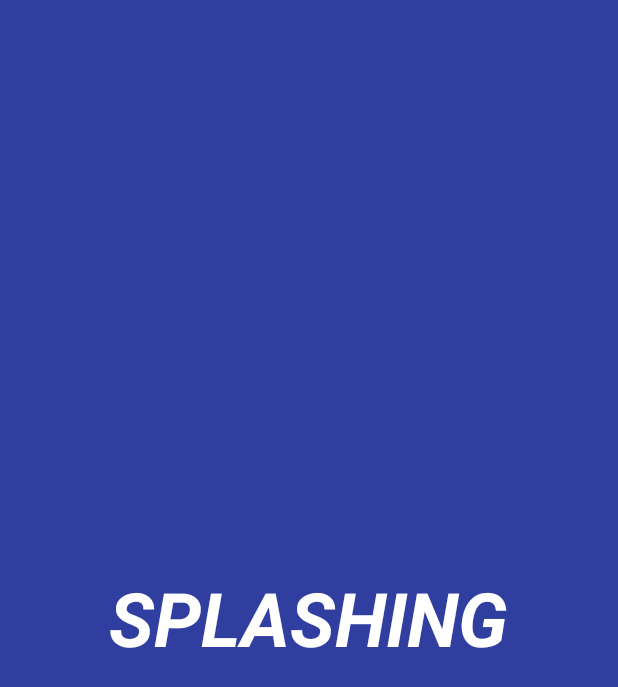
After one commit to GroupSeven/Food, an Android app: the SplashActivity screen opened directly, with no data from a screen before it, on a phone screen of 412 x 824 dp. The commit adds this screen. Shown: the top 687 px of the screen. Run offline under Robolectric (Android 15) with nearby library versions, the phone set to English and light mode, and no system bars; 1 statement that could not run was skipped.

Commit message:
splash screen

```diff
--- a/app/src/main/AndroidManifest.xml
+++ b/app/src/main/AndroidManifest.xml
@@ -17,6 +17,14 @@
         android:label="@string/app_name"
         android:supportsRtl="true"
         android:theme="@style/AppTheme">
+        <activity android:name=".activity.SplashActivity">
+            <intent-filter>
+                <action android:name="android.intent.action.MAIN" />
+
+                <category android:name="android.intent.category.LAUNCHER" />
+            </intent-filter>
+        </activity>
+
         <activity android:name=".activity.home.MainActivity">
             <intent-filter>
                 <action android:name="android.intent.action.MAIN" />
@@ -39,7 +47,8 @@
 
         <activity
             android:name=".activity.MapsActivity"
-            android:label="@string/title_activity_maps"></activity>
+            android:label="@string/title_activity_maps" />
+
     </application>
 
 </manifest>
--- /dev/null
+++ b/app/src/main/java/com/example/hoang/myapplication/activity/SplashActivity.java
@@ -0,0 +1,48 @@
+package com.example.hoang.myapplication.activity;
+
+import android.app.Activity;
+import android.content.Intent;
+import android.os.AsyncTask;
+import android.os.Bundle;
+import android.view.Window;
+import android.view.WindowManager;
+
+import com.example.hoang.myapplication.R;
+import com.example.hoang.myapplication.activity.home.MainActivity;
+
+public class SplashActivity extends Activity {
+    private static final int SPLASH_SHOW_TIME = 1000;
+
+    @Override protected void onCreate(Bundle savedInstanceState) {
+        super.onCreate(savedInstanceState);
+        this.requestWindowFeature(Window.FEATURE_NO_TITLE);
+        this.getWindow().setFlags(WindowManager.LayoutParams.FLAG_FULLSCREEN, WindowManager.LayoutParams.FLAG_FULLSCREEN);
+        setContentView(R.layout.activity_splash);
+        new BackgroundSplashTask().execute();
+    }
+
+    private class BackgroundSplashTask extends AsyncTask<Void, Void, Void> {
+
+        @Override
+        protected void onPreExecute(){
+            super.onPreExecute();
+        }
+
+        @Override
+        protected Void doInBackground(Void... arg0) {
+            try {
+                Thread.sleep(SPLASH_SHOW_TIME);
+            } catch (InterruptedException e) {
+                e.printStackTrace();
+            } return null;
+        }
+
+        @Override
+        protected void onPostExecute(Void result) {
+            super.onPostExecute(result);
+            Intent i = new Intent(SplashActivity.this, MainActivity.class);
+            startActivity(i); finish();
+        }
+
+    }
+}
--- a/app/src/main/java/com/example/hoang/myapplication/adapter/FoodAdapter.java
+++ b/app/src/main/java/com/example/hoang/myapplication/adapter/FoodAdapter.java
@@ -11,7 +11,7 @@ import android.widget.Toast;
 
 import com.bumptech.glide.Glide;
 import com.example.hoang.myapplication.R;
-import com.example.hoang.myapplication.model.element.Food;
+import com.example.hoang.myapplication.model.Food;
 
 import java.util.List;
 
--- a/app/src/main/java/com/example/hoang/myapplication/helper/DataFoodDetail.java
+++ b/app/src/main/java/com/example/hoang/myapplication/helper/DataFoodDetail.java
@@ -2,7 +2,7 @@ package com.example.hoang.myapplication.helper;
 
 import android.util.Log;
 
-import com.example.hoang.myapplication.model.element.Food;
+import com.example.hoang.myapplication.model.Food;
 
 import java.util.ArrayList;
 import java.util.List;
--- a/app/src/main/java/com/example/hoang/myapplication/model/element/CustommerUser.java
+++ b/app/src/main/java/com/example/hoang/myapplication/model/CustommerUser.java
@@ -1,4 +1,4 @@
-package com.example.hoang.myapplication.model.element;
+package com.example.hoang.myapplication.model;
 
 /**
  * Created by hoang on 11/14/16.
--- a/app/src/main/java/com/example/hoang/myapplication/model/element/Food.java
+++ b/app/src/main/java/com/example/hoang/myapplication/model/Food.java
@@ -1,4 +1,4 @@
-package com.example.hoang.myapplication.model.element;
+package com.example.hoang.myapplication.model;
 
 /**
  * Created by hoang on 11/13/16.
--- a/app/src/main/java/com/example/hoang/myapplication/model/element/ShipperUser.java
+++ b/app/src/main/java/com/example/hoang/myapplication/model/ShipperUser.java
@@ -1,4 +1,4 @@
-package com.example.hoang.myapplication.model.element;
+package com.example.hoang.myapplication.model;
 
 /**
  * Created by hoang on 11/14/16.
--- a/app/src/main/java/com/example/hoang/myapplication/model/element/StoreUser.java
+++ b/app/src/main/java/com/example/hoang/myapplication/model/StoreUser.java
@@ -1,4 +1,4 @@
-package com.example.hoang.myapplication.model.element;
+package com.example.hoang.myapplication.model;
 
 /**
  * Created by hoang on 11/14/16.
--- /dev/null
+++ b/app/src/main/res/layout/activity_splash.xml
@@ -0,0 +1,17 @@
+<?xml version="1.0" encoding="utf-8"?>
+<RelativeLayout xmlns:android="http://schemas.android.com/apk/res/android"
+    xmlns:tools="http://schemas.android.com/tools"
+    android:id="@+id/activity_splash"
+    android:layout_width="match_parent"
+    android:layout_height="match_parent"
+android:background="@color/colorPrimaryDark"
+    tools:context="com.example.hoang.myapplication.activity.SplashActivity">
+<TextView
+    android:textStyle="bold|italic"
+    android:textColor="@color/colorWhite"
+    android:layout_centerInParent="true"
+    android:textSize="50dp"
+    android:text="SPLASHING"
+    android:layout_width="wrap_content"
+    android:layout_height="wrap_content" />
+</RelativeLayout>
```
